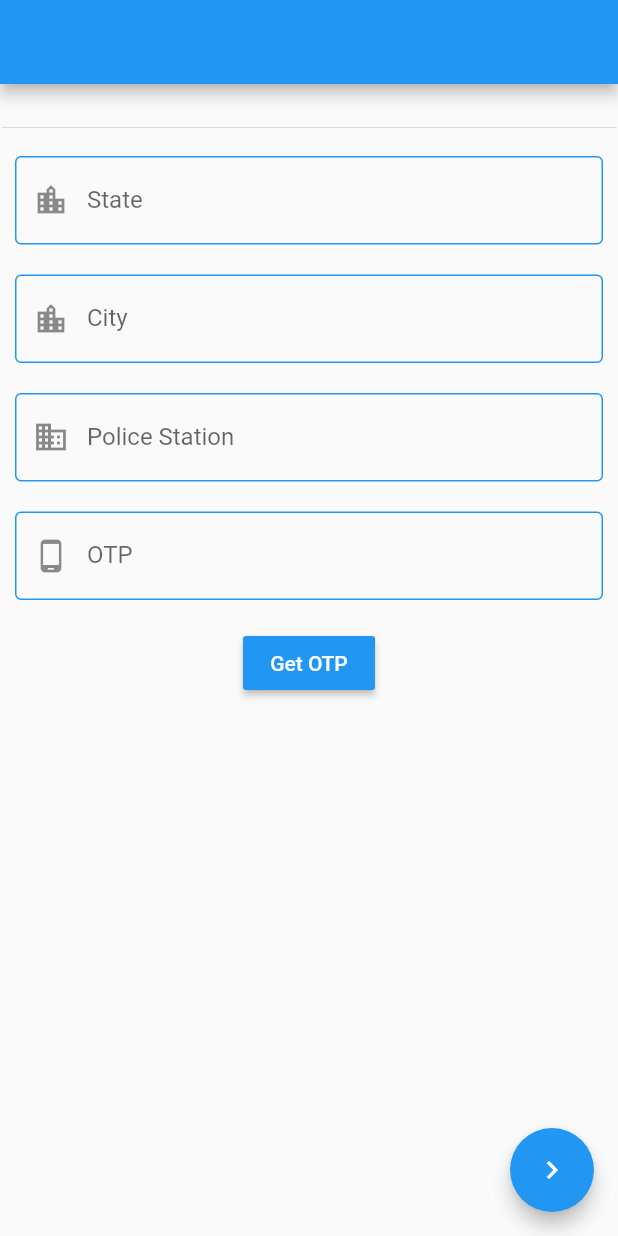
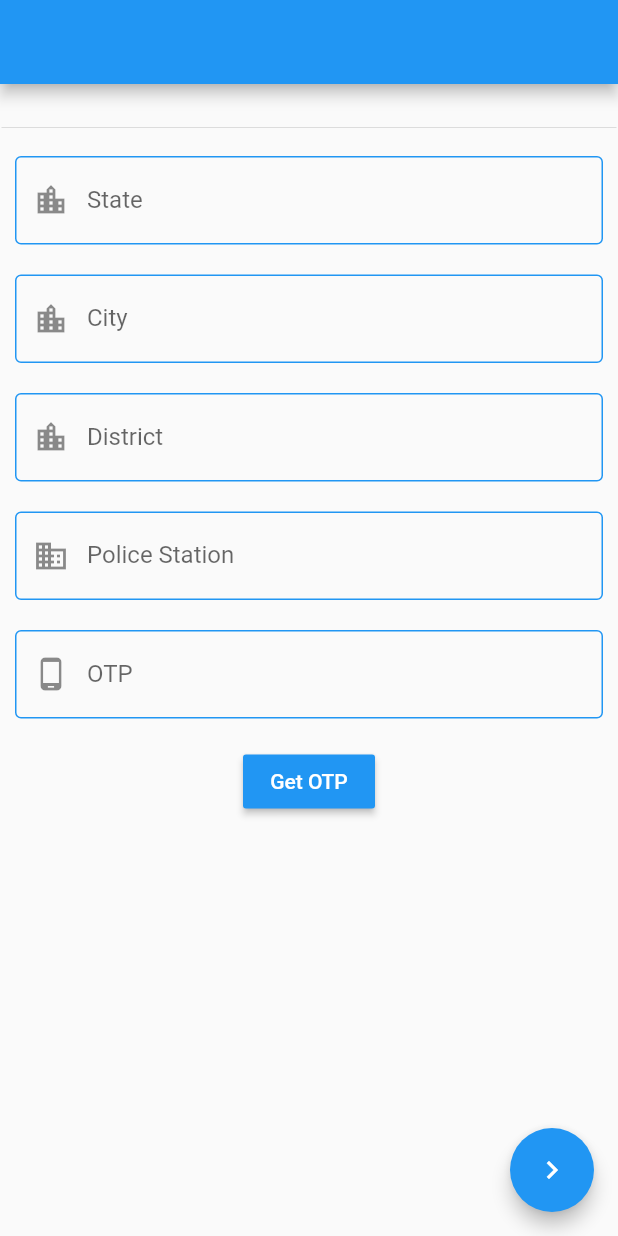
Before and after one commit to shrestha24/ps_fir_user, a Flutter app: the screen it shows after launch, on a phone screen of 412 x 824 dp. Run offline on Flutter 3.47's test engine with Material 2 defaults, Android fonts, the phone set to English and light mode, and no system bars; accounts and stored records are empty.

Commit message:
update in FIR registration.

```diff
--- a/lib/login.page1.dart
+++ b/lib/login.page1.dart
@@ -20,6 +20,7 @@ class _MyHomePageState extends State<UserRegistration> {
   String city;
   var _cities = ['Bhubneshswar', 'Berhampur', 'Cuttuck', 'others'];
   var _currentItemSelected2 = 'Berhampur';
+  String district;
   String policestation;
   String otp;
 
@@ -85,6 +86,28 @@ class _MyHomePageState extends State<UserRegistration> {
                   },
                 ),
               ),
+
+              Padding(
+                padding: EdgeInsets.symmetric(vertical: 10.0, horizontal: 10.0),
+                child: TextField(
+                  decoration: InputDecoration(
+                    prefixIcon: Icon(Icons.location_city),
+                    labelText: 'District',
+                    enabledBorder: OutlineInputBorder(
+                      borderSide: BorderSide(
+                          color: Colors.blue
+                      ),
+                    ),
+                    border: OutlineInputBorder(),
+                  ),
+                  onChanged: (value) {
+                    setState(() {
+                      district = value;
+                    });
+                  },
+                ),
+              ),
+
 
 
 
```
Also changed, not shown: lib/anonymousFIR.dart (+22 -0 lines).
